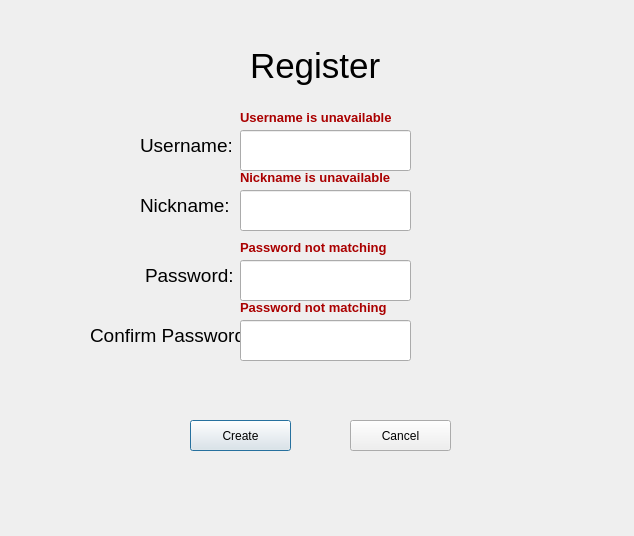
Old version of the form pages/register.ui in the repository Didi305/Discard.
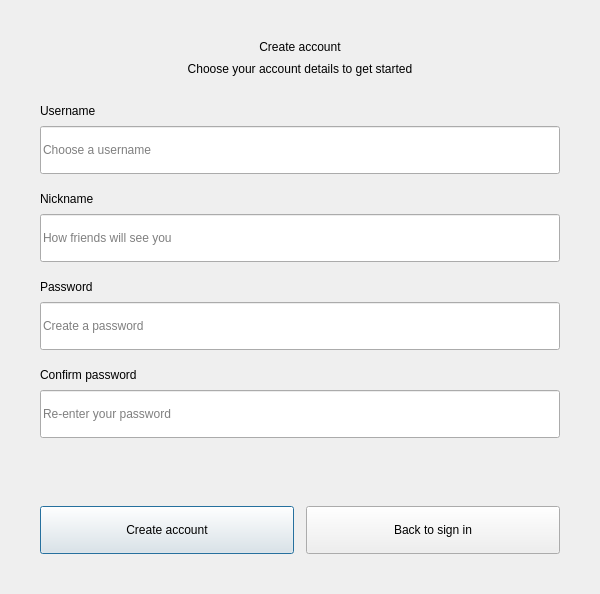
New version of the form.

Commit message:
fix: improve authentication UI and session feedback
Align sign-in and registration forms, correct keyboard navigation and improve
field contrast. Add the 2FA indicator, per-account setup reminders and sidebar
icons. Center resized setup dialogs and clear stale logout status after login.

Validation: Release client, server and offline TOTP checker builds passed.
Visual and functional checks remain user-run.

The edit to the form file:
```diff
--- a/pages/register.ui
+++ b/pages/register.ui
@@ -2,300 +2,171 @@
 <ui version="4.0">
  <class>Register</class>
  <widget class="QDialog" name="Register">
-  <property name="geometry">
-   <rect>
-    <x>0</x>
-    <y>0</y>
-    <width>634</width>
-    <height>536</height>
-   </rect>
-  </property>
-  <property name="windowTitle">
-   <string>Dialog</string>
-  </property>
-  <widget class="QLineEdit" name="registerUsername">
-   <property name="enabled">
-    <bool>true</bool>
-   </property>
-   <property name="geometry">
-    <rect>
-     <x>240</x>
-     <y>130</y>
-     <width>171</width>
-     <height>41</height>
-    </rect>
-   </property>
-  </widget>
-  <widget class="QLineEdit" name="registerPassword">
-   <property name="geometry">
-    <rect>
-     <x>240</x>
-     <y>260</y>
-     <width>171</width>
-     <height>41</height>
-    </rect>
-   </property>
-  </widget>
-  <widget class="QLabel" name="label_3">
-   <property name="geometry">
-    <rect>
-     <x>145</x>
-     <y>260</y>
-     <width>91</width>
-     <height>31</height>
-    </rect>
-   </property>
-   <property name="font">
-    <font>
-     <pointsize>14</pointsize>
-    </font>
-   </property>
-   <property name="text">
-    <string>Password:</string>
-   </property>
-  </widget>
-  <widget class="QLabel" name="label_2">
-   <property name="geometry">
-    <rect>
-     <x>140</x>
-     <y>130</y>
-     <width>91</width>
-     <height>31</height>
-    </rect>
-   </property>
-   <property name="font">
-    <font>
-     <pointsize>14</pointsize>
-    </font>
-   </property>
-   <property name="text">
-    <string>Username:</string>
-   </property>
-  </widget>
-  <widget class="QPushButton" name="registerButton">
-   <property name="geometry">
-    <rect>
-     <x>190</x>
-     <y>420</y>
-     <width>101</width>
-     <height>31</height>
-    </rect>
-   </property>
-   <property name="cursor">
-    <cursorShape>PointingHandCursor</cursorShape>
-   </property>
-   <property name="text">
-    <string>Create</string>
-   </property>
-  </widget>
-  <widget class="QPushButton" name="cancelButton">
-   <property name="geometry">
-    <rect>
-     <x>350</x>
-     <y>420</y>
-     <width>101</width>
-     <height>31</height>
-    </rect>
-   </property>
-   <property name="cursor">
-    <cursorShape>PointingHandCursor</cursorShape>
-   </property>
-   <property name="text">
-    <string>Cancel</string>
-   </property>
-  </widget>
-  <widget class="QLabel" name="title">
-   <property name="geometry">
-    <rect>
-     <x>250</x>
-     <y>30</y>
-     <width>151</width>
-     <height>71</height>
-    </rect>
-   </property>
-   <property name="font">
-    <font>
-     <pointsize>26</pointsize>
-    </font>
-   </property>
-   <property name="text">
-    <string>Register</string>
-   </property>
-  </widget>
-  <widget class="QLabel" name="label_4">
-   <property name="geometry">
-    <rect>
-     <x>90</x>
-     <y>320</y>
-     <width>161</width>
-     <height>31</height>
-    </rect>
-   </property>
-   <property name="font">
-    <font>
-     <pointsize>14</pointsize>
-    </font>
-   </property>
-   <property name="text">
-    <string>Confirm Password:</string>
-   </property>
-  </widget>
-  <widget class="QLineEdit" name="registerPasswordConfirmation">
-   <property name="geometry">
-    <rect>
-     <x>240</x>
-     <y>320</y>
-     <width>171</width>
-     <height>41</height>
-    </rect>
-   </property>
-  </widget>
-  <widget class="QLabel" name="usernameUnavailableError">
-   <property name="enabled">
-    <bool>false</bool>
-   </property>
-   <property name="geometry">
-    <rect>
-     <x>240</x>
-     <y>110</y>
-     <width>151</width>
-     <height>16</height>
-    </rect>
-   </property>
-   <property name="mouseTracking">
-    <bool>true</bool>
-   </property>
-   <property name="frameShape">
-    <enum>QFrame::Shape::NoFrame</enum>
-   </property>
-   <property name="text">
-    <string>&lt;html&gt;&lt;head/&gt;&lt;body&gt;&lt;p&gt;&lt;span style=&quot; font-size:10pt; font-weight:700; color:#aa0000;&quot;&gt;Username is unavailable&lt;/span&gt;&lt;/p&gt;&lt;/body&gt;&lt;/html&gt;</string>
-   </property>
-   <property name="scaledContents">
-    <bool>false</bool>
-   </property>
-  </widget>
-  <widget class="QLabel" name="passwordNotMatchingError_2">
-   <property name="enabled">
-    <bool>false</bool>
-   </property>
-   <property name="geometry">
-    <rect>
-     <x>240</x>
-     <y>300</y>
-     <width>151</width>
-     <height>16</height>
-    </rect>
-   </property>
-   <property name="mouseTracking">
-    <bool>true</bool>
-   </property>
-   <property name="frameShape">
-    <enum>QFrame::Shape::NoFrame</enum>
-   </property>
-   <property name="text">
-    <string>&lt;html&gt;&lt;head/&gt;&lt;body&gt;&lt;p&gt;&lt;span style=&quot; font-size:10pt; font-weight:700; color:#aa0000;&quot;&gt;Password not matching&lt;/span&gt;&lt;/p&gt;&lt;/body&gt;&lt;/html&gt;</string>
-   </property>
-   <property name="scaledContents">
-    <bool>false</bool>
-   </property>
-  </widget>
-  <widget class="QLabel" name="passwordNotMatchingError">
-   <property name="enabled">
-    <bool>false</bool>
-   </property>
-   <property name="geometry">
-    <rect>
-     <x>240</x>
-     <y>240</y>
-     <width>151</width>
-     <height>16</height>
-    </rect>
-   </property>
-   <property name="mouseTracking">
-    <bool>true</bool>
-   </property>
-   <property name="frameShape">
-    <enum>QFrame::Shape::NoFrame</enum>
-   </property>
-   <property name="text">
-    <string>&lt;html&gt;&lt;head/&gt;&lt;body&gt;&lt;p&gt;&lt;span style=&quot; font-size:10pt; font-weight:700; color:#aa0000;&quot;&gt;Password not matching&lt;/span&gt;&lt;/p&gt;&lt;/body&gt;&lt;/html&gt;</string>
-   </property>
-   <property name="scaledContents">
-    <bool>false</bool>
-   </property>
-  </widget>
-  <widget class="QLabel" name="label_5">
-   <property name="geometry">
-    <rect>
-     <x>140</x>
-     <y>190</y>
-     <width>91</width>
-     <height>31</height>
-    </rect>
-   </property>
-   <property name="font">
-    <font>
-     <pointsize>14</pointsize>
-    </font>
-   </property>
-   <property name="text">
-    <string>Nickname:</string>
-   </property>
-  </widget>
-  <widget class="QLabel" name="nicknameUnavailableError">
-   <property name="enabled">
-    <bool>false</bool>
-   </property>
-   <property name="geometry">
-    <rect>
-     <x>240</x>
-     <y>170</y>
-     <width>151</width>
-     <height>16</height>
-    </rect>
-   </property>
-   <property name="mouseTracking">
-    <bool>true</bool>
-   </property>
-   <property name="frameShape">
-    <enum>QFrame::Shape::NoFrame</enum>
-   </property>
-   <property name="text">
-    <string>&lt;html&gt;&lt;head/&gt;&lt;body&gt;&lt;p&gt;&lt;span style=&quot; font-size:10pt; font-weight:700; color:#aa0000;&quot;&gt;Nickname is unavailable&lt;/span&gt;&lt;/p&gt;&lt;/body&gt;&lt;/html&gt;</string>
-   </property>
-   <property name="scaledContents">
-    <bool>false</bool>
-   </property>
-  </widget>
-  <widget class="QLineEdit" name="registerNickname">
-   <property name="enabled">
-    <bool>true</bool>
-   </property>
-   <property name="geometry">
-    <rect>
-     <x>240</x>
-     <y>190</y>
-     <width>171</width>
-     <height>41</height>
-    </rect>
-   </property>
-  </widget>
-  <zorder>usernameUnavailableError</zorder>
-  <zorder>registerUsername</zorder>
-  <zorder>registerPassword</zorder>
-  <zorder>label_3</zorder>
-  <zorder>label_2</zorder>
-  <zorder>registerButton</zorder>
-  <zorder>cancelButton</zorder>
-  <zorder>title</zorder>
-  <zorder>label_4</zorder>
-  <zorder>registerPasswordConfirmation</zorder>
-  <zorder>passwordNotMatchingError_2</zorder>
-  <zorder>passwordNotMatchingError</zorder>
-  <zorder>label_5</zorder>
-  <zorder>nicknameUnavailableError</zorder>
-  <zorder>registerNickname</zorder>
+  <property name="geometry"><rect><x>0</x><y>0</y><width>600</width><height>680</height></rect></property>
+  <property name="minimumSize"><size><width>600</width><height>0</height></size></property>
+  <property name="windowTitle"><string>Create account</string></property>
+  <layout class="QVBoxLayout" name="dialogLayout">
+   <property name="spacing"><number>0</number></property>
+   <property name="sizeConstraint"><enum>QLayout::SetFixedSize</enum></property>
+   <property name="leftMargin"><number>40</number></property>
+   <property name="topMargin"><number>40</number></property>
+   <property name="rightMargin"><number>40</number></property>
+   <property name="bottomMargin"><number>40</number></property>
+   <item>
+    <layout class="QVBoxLayout" name="headingLayout">
+     <property name="spacing"><number>8</number></property>
+     <item>
+      <widget class="QLabel" name="title">
+       <property name="text"><string>Create account</string></property>
+       <property name="alignment"><set>Qt::AlignCenter</set></property>
+      </widget>
+     </item>
+     <item>
+      <widget class="QLabel" name="formSubtitle">
+       <property name="maximumSize"><size><width>520</width><height>16777215</height></size></property>
+       <property name="text"><string>Choose your account details to get started</string></property>
+       <property name="alignment"><set>Qt::AlignCenter</set></property>
+       <property name="wordWrap"><bool>true</bool></property>
+      </widget>
+     </item>
+    </layout>
+   </item>
+   <item>
+    <spacer name="headingGap">
+     <property name="orientation"><enum>Qt::Vertical</enum></property>
+     <property name="sizeType"><enum>QSizePolicy::Fixed</enum></property>
+     <property name="sizeHint" stdset="0"><size><width>0</width><height>28</height></size></property>
+    </spacer>
+   </item>
+   <item>
+    <layout class="QVBoxLayout" name="fieldsLayout">
+     <property name="spacing"><number>18</number></property>
+    <item>
+     <layout class="QVBoxLayout" name="registerUsernameLayout">
+      <property name="spacing"><number>8</number></property>
+      <item>
+       <widget class="QLabel" name="usernameLabel">
+        <property name="text"><string>Username</string></property>
+        <property name="buddy"><cstring>registerUsername</cstring></property>
+       </widget>
+      </item>
+      <item>
+       <widget class="QLineEdit" name="registerUsername">
+        <property name="placeholderText"><string>Choose a username</string></property>
+        <property name="minimumSize"><size><width>520</width><height>48</height></size></property>
+        <property name="accessibleName"><string>Username</string></property>
+       </widget>
+      </item>
+     </layout>
+    </item>
+    <item>
+     <layout class="QVBoxLayout" name="registerNicknameLayout">
+      <property name="spacing"><number>8</number></property>
+      <item>
+       <widget class="QLabel" name="nicknameLabel">
+        <property name="text"><string>Nickname</string></property>
+        <property name="buddy"><cstring>registerNickname</cstring></property>
+       </widget>
+      </item>
+      <item>
+       <widget class="QLineEdit" name="registerNickname">
+        <property name="placeholderText"><string>How friends will see you</string></property>
+        <property name="minimumSize"><size><width>520</width><height>48</height></size></property>
+        <property name="accessibleName"><string>Nickname</string></property>
+       </widget>
+      </item>
+     </layout>
+    </item>
+    <item>
+     <layout class="QVBoxLayout" name="registerPasswordLayout">
+      <property name="spacing"><number>8</number></property>
+      <item>
+       <widget class="QLabel" name="passwordLabel">
+        <property name="text"><string>Password</string></property>
+        <property name="buddy"><cstring>registerPassword</cstring></property>
+       </widget>
+      </item>
+      <item>
+       <widget class="QLineEdit" name="registerPassword">
+        <property name="placeholderText"><string>Create a password</string></property>
+        <property name="minimumSize"><size><width>520</width><height>48</height></size></property>
+        <property name="accessibleName"><string>Password</string></property>
+        <property name="echoMode"><enum>QLineEdit::Password</enum></property>
+       </widget>
+      </item>
+     </layout>
+    </item>
+    <item>
+     <layout class="QVBoxLayout" name="registerPasswordConfirmationLayout">
+      <property name="spacing"><number>8</number></property>
+      <item>
+       <widget class="QLabel" name="confirmationLabel">
+        <property name="text"><string>Confirm password</string></property>
+        <property name="buddy"><cstring>registerPasswordConfirmation</cstring></property>
+       </widget>
+      </item>
+      <item>
+       <widget class="QLineEdit" name="registerPasswordConfirmation">
+        <property name="placeholderText"><string>Re-enter your password</string></property>
+        <property name="minimumSize"><size><width>520</width><height>48</height></size></property>
+        <property name="accessibleName"><string>Confirm password</string></property>
+        <property name="echoMode"><enum>QLineEdit::Password</enum></property>
+       </widget>
+      </item>
+     </layout>
+    </item>
+    </layout>
+   </item>
+   <item>
+    <spacer name="feedbackGap">
+     <property name="orientation"><enum>Qt::Vertical</enum></property>
+     <property name="sizeType"><enum>QSizePolicy::Fixed</enum></property>
+     <property name="sizeHint" stdset="0"><size><width>0</width><height>14</height></size></property>
+    </spacer>
+   </item>
+   <item>
+    <widget class="QLabel" name="registerErrorMessage">
+     <property name="maximumSize"><size><width>520</width><height>16777215</height></size></property>
+     <property name="minimumSize"><size><width>0</width><height>40</height></size></property>
+     <property name="text"><string/></property>
+     <property name="textFormat"><enum>Qt::PlainText</enum></property>
+     <property name="wordWrap"><bool>true</bool></property>
+     <property name="alignment"><set>Qt::AlignLeft|Qt::AlignVCenter</set></property>
+    </widget>
+   </item>
+   <item>
+    <spacer name="actionsGap">
+     <property name="orientation"><enum>Qt::Vertical</enum></property>
+     <property name="sizeType"><enum>QSizePolicy::Fixed</enum></property>
+     <property name="sizeHint" stdset="0"><size><width>0</width><height>14</height></size></property>
+    </spacer>
+   </item>
+   <item>
+    <layout class="QHBoxLayout" name="actionsLayout" stretch="1,1">
+     <property name="spacing"><number>12</number></property>
+    <item>
+     <widget class="QPushButton" name="registerButton">
+      <property name="sizePolicy"><sizepolicy hsizetype="Expanding" vsizetype="Fixed"><horstretch>0</horstretch><verstretch>0</verstretch></sizepolicy></property>
+      <property name="minimumSize"><size><width>0</width><height>48</height></size></property>
+      <property name="cursor"><cursorShape>PointingHandCursor</cursorShape></property>
+      <property name="text"><string>Create account</string></property>
+      <property name="autoDefault"><bool>true</bool></property>
+      <property name="default"><bool>true</bool></property>
+     </widget>
+    </item>
+    <item>
+     <widget class="QPushButton" name="cancelButton">
+      <property name="sizePolicy"><sizepolicy hsizetype="Expanding" vsizetype="Fixed"><horstretch>0</horstretch><verstretch>0</verstretch></sizepolicy></property>
+      <property name="minimumSize"><size><width>0</width><height>48</height></size></property>
+      <property name="cursor"><cursorShape>PointingHandCursor</cursorShape></property>
+      <property name="text"><string>Back to sign in</string></property>
+      <property name="autoDefault"><bool>true</bool></property>
+      <property name="default"><bool>false</bool></property>
+     </widget>
+    </item>
+    </layout>
+   </item>
+  </layout>
  </widget>
  <resources/>
  <connections/>
```
Left out of the diff: 8 changed lines with no effect on the pictures. The commit also changes 22 other files.
